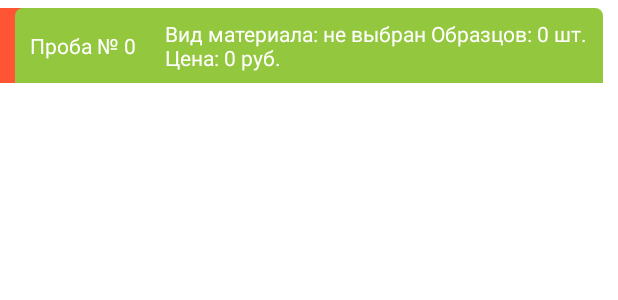
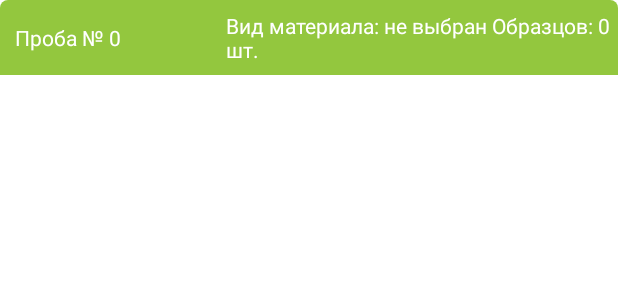
Before and after one commit to Torear797/Android-LK-BMVL, an Android app: the layout item_prob.xml on its own in the app's theme, with its tools: preview values and no code run, on a phone screen of 412 x 824 dp. Shown: the top 300 px of the screen. Run offline under Robolectric (Android 15) with nearby library versions, the phone set to English and light mode, and no system bars; plain views replace SwipeLayout.

Commit message:
save project

```diff
--- a/app/src/main/java/com/bmvl/lk/ViewHolders/ResearchPanelHolder.java
+++ b/app/src/main/java/com/bmvl/lk/ViewHolders/ResearchPanelHolder.java
@@ -1,6 +1,7 @@
 package com.bmvl.lk.ViewHolders;
 
 import android.view.View;
+import android.widget.TextView;
 
 import androidx.annotation.NonNull;
 import androidx.recyclerview.widget.RecyclerView;
@@ -11,9 +12,12 @@ import com.google.android.material.button.MaterialButton;
 public class ResearchPanelHolder extends RecyclerView.ViewHolder {
      public final MaterialButton btnAddReserch;
      public final RecyclerView ResearchList;
+     public final TextView Header;
     public ResearchPanelHolder(@NonNull View itemView) {
         super(itemView);
         btnAddReserch = itemView.findViewById(R.id.addBtn);
         ResearchList = itemView.findViewById(R.id.List);
+        Header = itemView.findViewById(R.id.HeaderRecyclerview);
+        Header.setText("Исследования");
     }
 }
--- a/app/src/main/java/com/bmvl/lk/ViewHolders/SamplesPanelHolder.java
+++ b/app/src/main/java/com/bmvl/lk/ViewHolders/SamplesPanelHolder.java
@@ -12,11 +12,13 @@ import com.google.android.material.button.MaterialButton;
 public class SamplesPanelHolder extends RecyclerView.ViewHolder {
     final public MaterialButton btnAddSample;
     final public RecyclerView SampleList;
-    final public TextView SamplePrice;
+    final public TextView SamplePrice, Header;
     public SamplesPanelHolder(@NonNull View itemView) {
         super(itemView);
         btnAddSample = itemView.findViewById(R.id.addBtn);
         SampleList = itemView.findViewById(R.id.List);
         SamplePrice = itemView.findViewById(R.id.Price);
+        Header = itemView.findViewById(R.id.HeaderRecyclerview);
+        Header.setText("Образцы");
     }
 }
--- a/app/src/main/java/com/bmvl/lk/ui/Create_Order/CreateOrderActivity.java
+++ b/app/src/main/java/com/bmvl/lk/ui/Create_Order/CreateOrderActivity.java
@@ -61,18 +61,14 @@ public class CreateOrderActivity extends AppCompatActivity {
         final MaterialCheckBox cbox = findViewById(R.id.AcceptcheckBox);
         final FrameLayout Frame = findViewById(R.id.Menu_proby_fragment);
         bar = findViewById(R.id.ProgressBar);
-        //  final MaterialButton sendButton = findViewById(R.id.Create);
         toolbar.setTitle(R.string.new_order);
         setSupportActionBar(toolbar);
 
 
         recyclerView.addItemDecoration(new SpacesItemDecoration((byte) 20, (byte) 15));
-        // recyclerView.setHasFixedSize(true);
-      //  getOriginalDocInfo();
         LoadDefaultFields();
 
         OrderName.setText(getResources().getStringArray(R.array.order_name)[order_id]);
-        //Objects.requireNonNull(getSupportActionBar()).setIcon(R.drawable.logo);
         Objects.requireNonNull(getSupportActionBar()).setDisplayHomeAsUpEnabled(true);
 
         final GridLayoutManager mng_layout = new GridLayoutManager(this, 2);
--- a/app/src/main/java/com/bmvl/lk/ui/Notification/NoticeFragment.java
+++ b/app/src/main/java/com/bmvl/lk/ui/Notification/NoticeFragment.java
@@ -102,7 +102,7 @@ public class NoticeFragment extends Fragment implements OnBackPressedListener {
         };
 
         recyclerView.setHasFixedSize(true);
-        NotifiAdapter = new NotifiSwipeAdapter(getContext(), Notifi, Message, onClickListener);
+        NotifiAdapter = new NotifiSwipeAdapter(getContext(), Notifi, onClickListener);
         (NotifiAdapter).setMode(Attributes.Mode.Single);
         recyclerView.setAdapter(NotifiAdapter);
     }
--- a/app/src/main/java/com/bmvl/lk/ui/ProbyMenu/PartyInfo/PartyInfoFragment.java
+++ b/app/src/main/java/com/bmvl/lk/ui/ProbyMenu/PartyInfo/PartyInfoFragment.java
@@ -11,6 +11,7 @@ import androidx.recyclerview.widget.GridLayoutManager;
 import androidx.recyclerview.widget.RecyclerView;
 
 import com.bmvl.lk.R;
+import com.bmvl.lk.data.SpacesItemDecoration;
 import com.bmvl.lk.ui.Create_Order.Field;
 
 import java.util.ArrayList;
@@ -36,6 +37,7 @@ public class PartyInfoFragment extends Fragment {
         View MyView = inflater.inflate(R.layout.fragment_recyclerview, container, false);
 
         final RecyclerView recyclerView = MyView.findViewById(R.id.List);
+        recyclerView.addItemDecoration(new SpacesItemDecoration((byte) 20, (byte) 15));
         recyclerView.setHasFixedSize(true);
 
         if (TypeTabs == 2) {
--- a/app/src/main/java/com/bmvl/lk/ui/ProbyMenu/Probs/ProbAdapter.java
+++ b/app/src/main/java/com/bmvl/lk/ui/ProbyMenu/Probs/ProbAdapter.java
@@ -15,6 +15,7 @@ import androidx.recyclerview.widget.GridLayoutManager;
 import androidx.recyclerview.widget.RecyclerView;
 
 import com.bmvl.lk.R;
+import com.bmvl.lk.data.SpacesItemDecoration;
 import com.bmvl.lk.data.models.Proby;
 import com.bmvl.lk.data.models.Research;
 import com.bmvl.lk.ui.Create_Order.Field;
@@ -77,6 +78,7 @@ public class ProbAdapter extends RecyclerSwipeAdapter<ProbAdapter.SimpleViewHold
             }
         });
         simpleViewHolder.ProbList.setLayoutManager(mng_layout);
+        simpleViewHolder.ProbList.addItemDecoration(new SpacesItemDecoration((byte) 20, (byte) 15));
         simpleViewHolder.ProbList.setRecycledViewPool(viewPool);
 
         if (Prob.getOrder_id() == 0) {
--- a/app/src/main/java/com/bmvl/lk/ui/ProbyMenu/Probs/ProbsFragment.java
+++ b/app/src/main/java/com/bmvl/lk/ui/ProbyMenu/Probs/ProbsFragment.java
@@ -10,6 +10,7 @@ import androidx.fragment.app.Fragment;
 import androidx.recyclerview.widget.RecyclerView;
 
 import com.bmvl.lk.R;
+import com.bmvl.lk.data.SpacesItemDecoration;
 import com.bmvl.lk.data.models.Proby;
 import com.bmvl.lk.data.models.Research;
 import com.bmvl.lk.data.models.Samples;
@@ -50,6 +51,7 @@ public class ProbsFragment extends Fragment {
                              Bundle savedInstanceState) {
         View MyView = inflater.inflate(R.layout.fragment_recyclerview, container, false);
         final RecyclerView recyclerView = MyView.findViewById(R.id.List);
+        recyclerView.addItemDecoration(new SpacesItemDecoration((byte) 20, (byte) 15));
         final MaterialButton AddProbBtn = MyView.findViewById(R.id.addProb);
 
         AddProb();
--- a/app/src/main/java/com/bmvl/lk/ui/order/OrderFragment.java
+++ b/app/src/main/java/com/bmvl/lk/ui/order/OrderFragment.java
@@ -92,8 +92,6 @@ public class OrderFragment extends Fragment implements OnBackPressedListener {
 
         if(Orders.size() == 0) LoadOrders(Orders, (byte) 0);
 
-
-
         FabLisener();
         RecyclerViewEndLisener();
         return MyView;
@@ -165,7 +163,7 @@ public class OrderFragment extends Fragment implements OnBackPressedListener {
         };
         recyclerView.addItemDecoration(new SpacesItemDecoration( (byte)10,(byte)10));
         recyclerView.setHasFixedSize(true);
-        OrderAdapter = new OrderSwipeAdapter(getContext(), Orders, message, onClickListener);
+        OrderAdapter = new OrderSwipeAdapter(getContext(), Orders, onClickListener);
         (OrderAdapter).setMode(Attributes.Mode.Single);
         recyclerView.setAdapter(OrderAdapter);
     }
--- a/app/src/main/res/layout/item_multi_spinner.xml
+++ b/app/src/main/res/layout/item_multi_spinner.xml
@@ -3,9 +3,6 @@
     xmlns:app="http://schemas.android.com/apk/res-auto"
     android:layout_width="match_parent"
     android:layout_height="wrap_content"
-    android:layout_marginStart="10dp"
-    android:layout_marginTop="10dp"
-    android:layout_marginEnd="10dp"
 
     >
 
--- a/app/src/main/res/layout/item_prob.xml
+++ b/app/src/main/res/layout/item_prob.xml
@@ -5,8 +5,6 @@
     style="@style/ClearFocus"
     android:layout_width="match_parent"
     android:layout_height="wrap_content"
-    android:layout_marginTop="5dp"
-    android:layout_marginBottom="5dp"
     app:layout_constraintEnd_toEndOf="parent"
     app:layout_constraintStart_toStartOf="parent"
     app:layout_constraintTop_toTopOf="parent">
@@ -16,9 +14,7 @@
         android:layout_width="wrap_content"
         android:layout_height="match_parent"
         android:gravity="center"
-        android:orientation="horizontal"
-        android:tag="Bottom3"
-        android:weightSum="10">
+        android:orientation="horizontal">
 
         <ImageView
             android:id="@+id/trash"
@@ -26,6 +22,8 @@
             android:layout_height="match_parent"
             android:background="#FF5534"
             android:padding="10dp"
+            android:layout_marginStart="5dp"
+            android:layout_marginEnd="5dp"
             android:src="@drawable/ic_delete_white_24dp" />
 
         <ImageView
@@ -34,7 +32,6 @@
             android:layout_height="match_parent"
             android:background="#752DF1"
             android:padding="10dp"
-            android:layout_marginEnd="10dp"
             android:src="@drawable/ic_note_add_black_24dp" />
     </LinearLayout>
 
@@ -47,8 +44,6 @@
             android:id="@+id/linearLayout"
             android:layout_width="match_parent"
             android:layout_height="wrap_content"
-            android:layout_marginStart="10dp"
-            android:layout_marginEnd="10dp"
             android:background="@drawable/prob_bg"
             android:gravity="center"
             android:minHeight="50dp"
@@ -72,7 +67,7 @@
                 android:layout_width="wrap_content"
                 android:layout_height="wrap_content"
                 android:layout_weight="1"
-                android:text="Вид материала: не выбран Образцов: 0 шт. Цена: 0 руб."
+                android:text="Вид материала: не выбран Образцов: 0 шт."
                 android:textColor="@color/White" />
         </LinearLayout>
 
```
Also changed, not shown: app/src/main/java/com/bmvl/lk/ui/Notification/NotifiSwipeAdapter.java (+7 -9 lines), app/src/main/java/com/bmvl/lk/ui/ProbyMenu/Probs/Research/ResearhAdapter.java (+36 -28 lines), app/src/main/java/com/bmvl/lk/ui/order/OrderSwipeAdapter.java (+28 -29 lines), app/src/main/res/layout/item_research_list.xml (+12 -1 lines).
